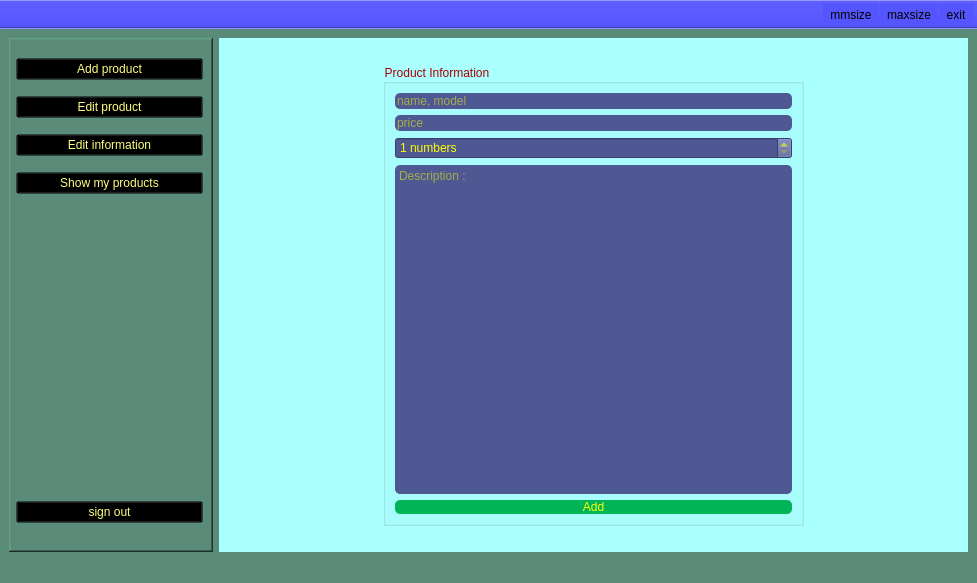
First picture: the form in project/seller_page.ui, repository UIAP4012/uiap4012-final-taha127, before the edit.
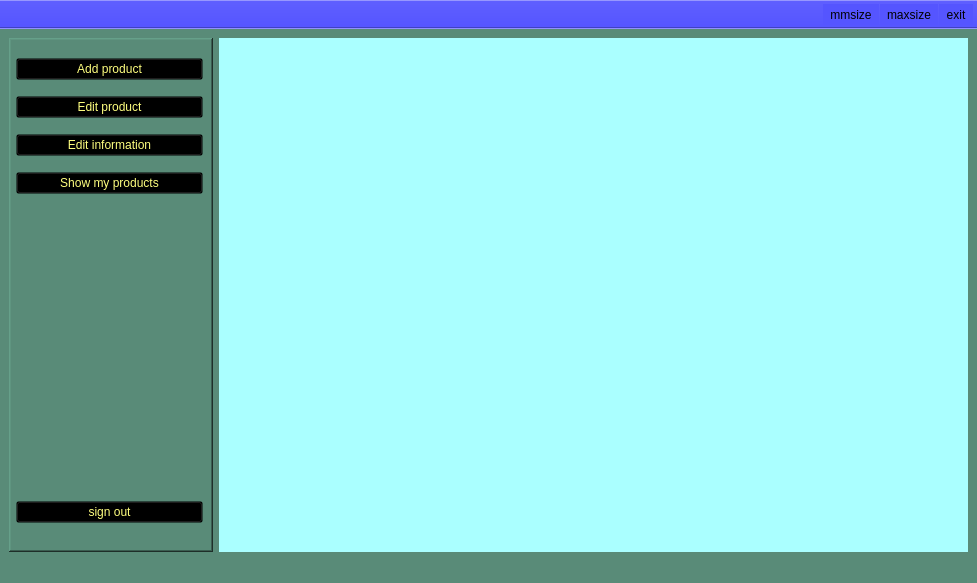
Second picture: the form after the edit. Icons and pictures are not drawn.

Commit message: Edit seller page

```diff
--- a/project/seller_page.ui
+++ b/project/seller_page.ui
@@ -174,7 +174,7 @@
        <string notr="true">background-color: rgb(170, 255, 255);</string>
       </property>
       <property name="currentIndex">
-       <number>1</number>
+       <number>2</number>
       </property>
       <widget class="QWidget" name="page">
        <layout class="QGridLayout" name="gridLayout" rowstretch="1,3" rowminimumheight="2,3">
@@ -357,6 +357,7 @@
         </item>
        </layout>
       </widget>
+      <widget class="QWidget" name="page_3"/>
      </widget>
     </item>
    </layout>
```
The commit also changes 8 other files.
